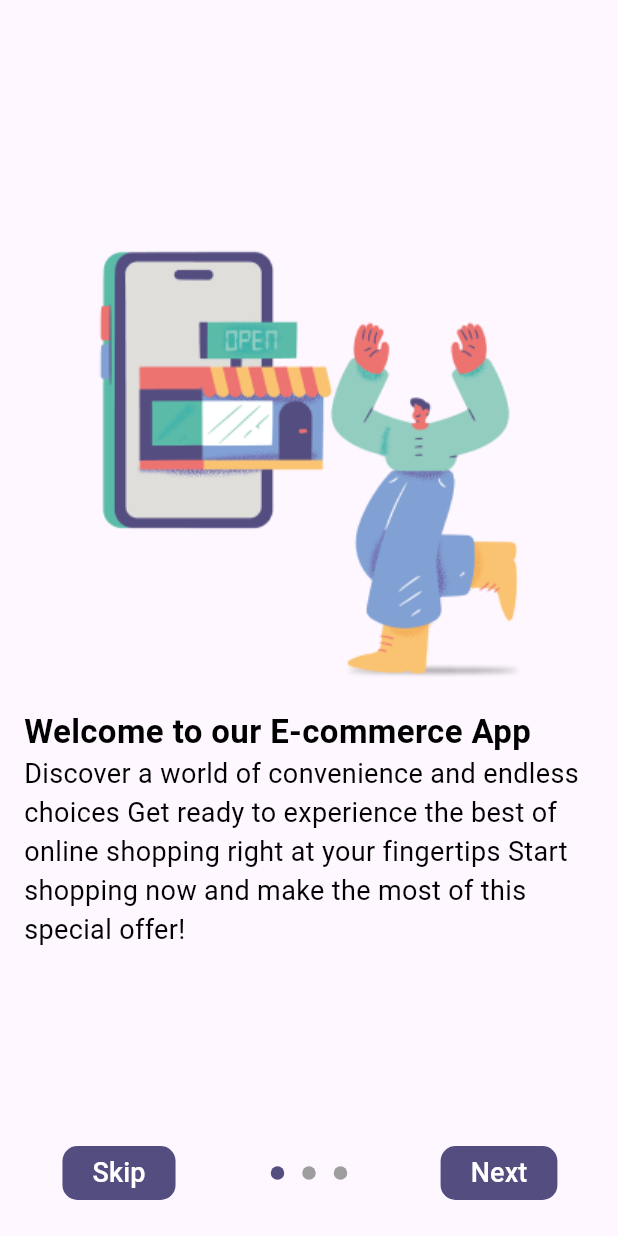
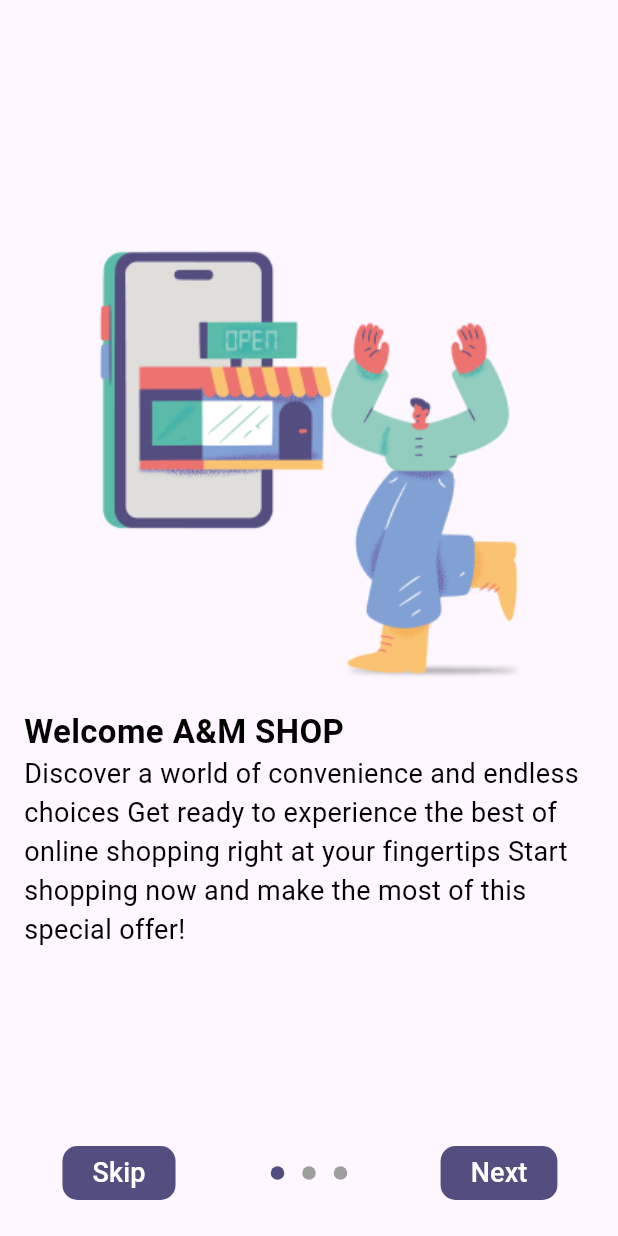
Before and after one commit to ATEFwagdy/e-commerce--main, a Flutter app: the screen it shows after launch, on a phone screen of 412 x 824 dp. Run offline on Flutter 3.47's test engine with Material 3 defaults, Android fonts, the light colour scheme and no system bars; drawn by our look-alikes of introduction_screen; our stand-ins replace cached_network_image, dio, firebase_auth, firebase_core, flutter_rating_bar, fluttertoast and 4 more; accounts and stored records are empty.

Commit message:
Update appString.dart
update ui

```diff
--- a/lib/shared/appString.dart
+++ b/lib/shared/appString.dart
@@ -1,5 +1,5 @@
 class AppString {
-  static const splashText = "MarketMingle";
+  static const splashText = "A&M SHOP";
   static const signupTxt1 = "Create Account";
   static const signupTxt2 =  "Please enter valid information to access your account.";
   static const registerTxt = "Register";
@@ -14,7 +14,7 @@ class AppString {
   static const loginTxt4 =  "Don't have an account?";
   static const loginTxt5 = "Create account";
   static const loginTxt6 = "Login now !";
-  static const onboardingTxt1 =  "Welcome to our E-commerce App";
+  static const onboardingTxt1 =  "Welcome A&M SHOP ";
   static const onboardingTxt2 = "Discover a world of convenience and endless choices Get ready to experience the best of online shopping right at your fingertips Start shopping now and make the most of this special offer!";
   static const onboardingTxt3 =  "Get IT Delivered";
   static const onboardingTxt4 =   "We're thrilled to have you on board! Explore our wide range of products tailored just for you. Get ready to experience seamless shopping with exclusive deals and personalized recommendations.";
```
